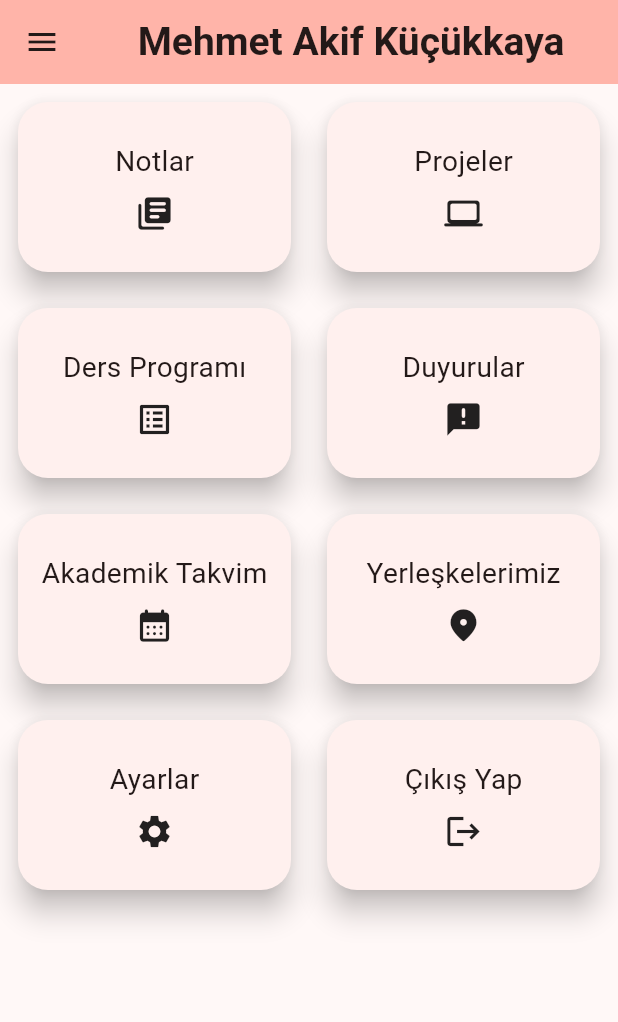
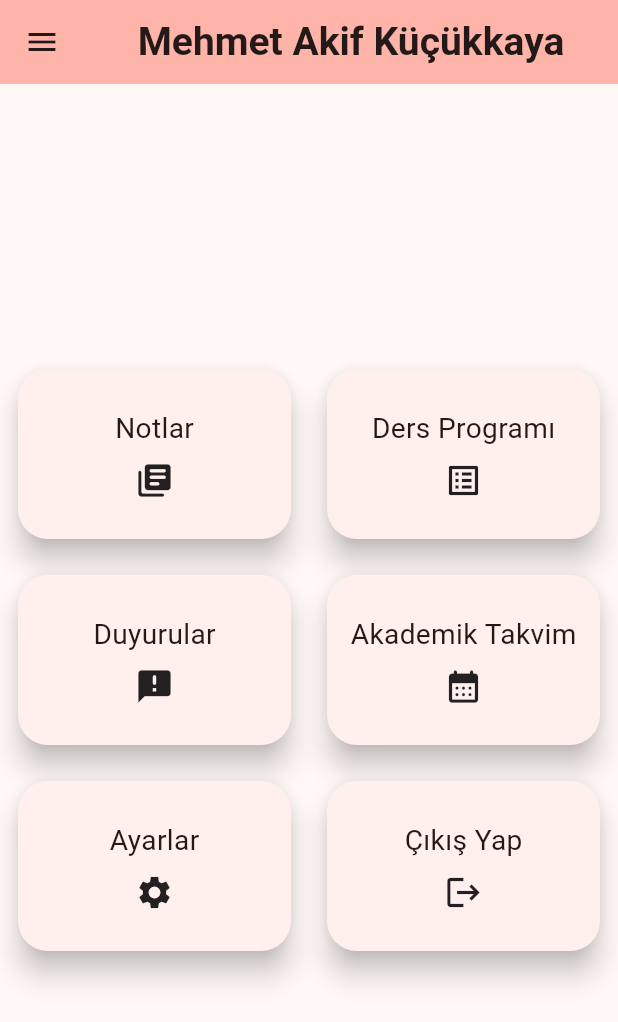
Before and after one commit to mehmetakifkucukkaya/okulSistemi_Flutter, a Flutter app: the HomePage screen opened by its route, on a phone screen of 412 x 824 dp. Shown: the top 1022 px of the screen. Run offline on Flutter 3.47's test engine with Material 3 defaults, Android fonts, the phone set to English and light mode, and no system bars; our stand-ins replace google_maps_flutter, sqflite; accounts and stored records are empty.

Commit message:
Test data in Constants class deleted

```diff
--- a/lib/constants/constants.dart
+++ b/lib/constants/constants.dart
@@ -27,12 +27,12 @@ class Constants {
   ];
 
   var homepageCardItems = [
-    {"title": "Notlar", "navigation": "NotesPage", "icon": "notes"},
-    {
-      "title": "Projeler",
-      "navigation": "ProjectsPage",
-      "icon": "projects"
-    },
+    {"title": "Notlar", "navigation": "GradePage", "icon": "notes"},
+    // {
+    //   "title": "Projeler",
+    //   "navigation": "ProjectsPage",
+    //   "icon": "projects"
+    // },
     {
       "title": "Ders Programı",
       "navigation": "SyllabusPage",
@@ -48,11 +48,11 @@ class Constants {
       "navigation": "CalendarPage",
       "icon": "calendar_month"
     },
-    {
-      "title": "Yerleşkelerimiz",
-      "navigation": "CampusesPage",
-      "icon": "location_on_rounded"
-    },
+    // {
+    //   "title": "Yerleşkelerimiz",
+    //   "navigation": "CampusesPage",
+    //   "icon": "location_on_rounded"
+    // },
     // {
     //   "title": "Rektörün Mesajı",
     //   "navigation": "RectorsMessage",
@@ -99,112 +99,6 @@ class Constants {
         return Icons.error;
     }
   }
-
-  //* Duyurular
-  var announcements = [
-    {
-      "title": "Yeni Öğrenci Kayıtları Hakkında Bilgilendirme",
-      "description":
-          "Yeni öğrenci kayıtları başlamıştır. Kayıt işlemleri ile ilgili detaylar ve gereken belgeler için lütfen öğrenci işleri ofisimize başvurunuz."
-    },
-    {
-      "title": "Kütüphane Saatleri Hakkında Güncelleme",
-      "description":
-          "Kütüphane saatleri güncellenmiştir. Hafta içi her gün 09:00 - 18:00 saatleri arasında hizmet vereceğiz. Hafta sonları ise kapalı olacaktır."
-    },
-    {
-      "title": "Yarışma Duyurusu - Bilim ve Teknoloji Yarışması",
-      "description":
-          "Üniversitemizde Bilim ve Teknoloji Yarışması düzenlenecektir. Katılım için son başvuru tarihi 30 Nisan 2024'tür. Detaylı bilgi için web sitemizi ziyaret ediniz."
-    },
-    {
-      "title": "Staj Başvuruları Hakkında Duyuru",
-      "description":
-          "Öğrencilerimiz için yaz stajı başvuruları başlamıştır. Staj yapmak isteyen öğrencilerimizin gerekli belgelerle birlikte en geç 15 Mart 2024 tarihine kadar staj koordinatörüne başvurmaları gerekmektedir."
-    },
-    {
-      "title": "Kültürel Etkinlik - Sinema Günü",
-      "description":
-          "Üniversitemizde 'Sinema Günü' etkinliği düzenlenecektir. Tüm öğrencilerimiz davetlidir. Etkinlik 20 Mart 2024 tarihinde saat 18:00'de başlayacaktır. Detaylı bilgi için sosyal medya hesaplarımızı takip ediniz."
-    },
-    {
-      "title": "Öğrenci Kulüpleri Fuarı",
-      "description":
-          "Üniversitemizde Öğrenci Kulüpleri Fuarı düzenlenecektir. Fuar 25-27 Mart 2024 tarihleri arasında gerçekleştirilecektir. Tüm öğrencilerimizi etkinliğimize bekliyoruz."
-    },
-    {
-      "title": "Kariyer Gelişim Semineri",
-      "description":
-          "Kariyer Gelişim Merkezi tarafından bir kariyer gelişim semineri düzenlenecektir. Seminerde iş bulma stratejileri ve mülakat teknikleri hakkında bilgilendirme yapılacaktır."
-    },
-    {
-      "title": "Yaz Okulu Duyurusu",
-      "description":
-          "Yaz dönemi için yaz okulu kayıtları başlamıştır. Yaz okulu ders programı ve kayıt detayları için lütfen öğrenci işleri ofisimize başvurunuz."
-    },
-    {
-      "title": "Üniversitemizde Yüzme Kursu",
-      "description":
-          "Üniversitemizde yaz dönemi boyunca yüzme kursları düzenlenecektir. Kurslar haftada 3 gün olacak şekilde planlanmıştır. Detaylı bilgi ve kayıt için lütfen öğrenci işleri ofisimize başvurunuz."
-    },
-    {
-      "title": "Açık Hava Konseri",
-      "description":
-          "Üniversitemiz bahçesinde açık hava konseri düzenlenecektir. Konserde yerel sanatçılar sahne alacak ve etkinlik ücretsiz olacaktır. Tüm öğrencilerimizi bekliyoruz."
-    }
-  ];
-
-  //* Yerleşkeler
-  List<Map<String, dynamic>> yerleskeler = [
-    {
-      "name": "Altunizade Yerleşkesi",
-      "coordinates": {
-        "latitude": "41.023239250379625",
-        "longitude": "29.046338622057686"
-      },
-      "img": "assets/altunizade.jpeg"
-    },
-    {
-      "name": "Kazlıçeşme Yerleşkesi",
-      "coordinates": {
-        "latitude": "40.99615098134945",
-        "longitude": "28.91605814927007"
-      },
-      "img": "assets/kazlicesme.jpg"
-    },
-    {
-      "name": "Balat Yerleşkesi",
-      "coordinates": {
-        "latitude": "41.03834532743723",
-        "longitude": "28.944639962118185"
-      },
-      "img": "assets/balat.jpg"
-    },
-    {
-      "name": "Şişli Yerleşkesi",
-      "coordinates": {
-        "latitude": "41.06427567558037",
-        "longitude": "28.978582635235448"
-      },
-      "img": "assets/sisli.png"
-    },
-    {
-      "name": "Yenibosna Yerleşkesi",
-      "coordinates": {
-        "latitude": "41.01338077065367",
-        "longitude": "28.820971134804523"
-      },
-      "img": "assets/yenibosna.jpg"
-    },
-    {
-      "name": "Levent TSYD Yerleşkesi",
-      "coordinates": {
-        "latitude": "41.08067910200317",
-        "longitude": "29.020304966576905"
-      },
-      "img": "assets/levent.jpg"
-    }
-  ];
 
   //* Akademik Takvim
   var takvim = [
--- a/lib/main.dart
+++ b/lib/main.dart
@@ -8,6 +8,7 @@ import 'package:okul_sistemi/views/home_page.dart';
 import 'package:okul_sistemi/views/login_page.dart';
 
 import 'utils/database_helper.dart';
+import 'views/splash_page.dart';
 
 void main() async {
   WidgetsFlutterBinding.ensureInitialized();
@@ -28,16 +29,18 @@ class MyApp extends StatelessWidget {
         useMaterial3: true,
       ),
       routes: {
-        // '/': (context) => const SplashPage(),
-        '/': (context) => const GradePage(
-              studentId: 1,
-            ),
+        '/': (context) => const SplashPage(),
+        // '/': (context) => const GradePage(
+        //       studentId: 2,
+        //     ),
         'LoginPage': (context) => const LoginPage(),
+        'HomePage': (context) => const HomePage(),
         'AnnouncementPage': (context) => const AnnouncementPage(),
         'CalendarPage': (context) => const CalendarPage(),
         'CampusesPage': (context) => const CampusesPage(),
-        'HomePage': (context) => const HomePage(),
-        'AddStudentPage': (context) => const AddStudentPage(),
+        'GradePage': (context) => const GradePage(
+              studentId: 1,
+            ),
 
         // 'RectorsMessage': (context) => const (),
         // 'Settings': (context) => const Settings(),
--- a/lib/views/home_page.dart
+++ b/lib/views/home_page.dart
@@ -31,7 +31,8 @@ class _HomePageState extends State<HomePage> {
           ),
         ),
       ),
-      body: SingleChildScrollView(
+      body: Center(
+        child: SingleChildScrollView(
           child: Column(
             children: [
               GridView.builder(
@@ -61,8 +62,8 @@ class _HomePageState extends State<HomePage> {
                               padding: const EdgeInsets.only(bottom: 8.0),
                               child: Text(
                                 item["title"]!,
-                              style:
-                                  TextStyle(fontSize: ekranGenisligi / 22),
+                                style: TextStyle(
+                                    fontSize: ekranGenisligi / 22),
                               ),
                             ),
                             Icon(
@@ -79,6 +80,7 @@ class _HomePageState extends State<HomePage> {
                 },
               ),
             ],
+          ),
         ),
       ),
       drawer: Drawer(
@@ -126,11 +128,7 @@ class _HomePageState extends State<HomePage> {
             ),
             const DrawerTile(
               title: "Notlar",
-              route: "NotesPage",
-            ),
-            const DrawerTile(
-              title: "Ödevler/Projeler",
-              route: "ProjectsPage",
+              route: "GradePage",
             ),
             const DrawerTile(
               title: "Ders Programı",
```
Lines whose indentation alone changed are shown as unchanged.
